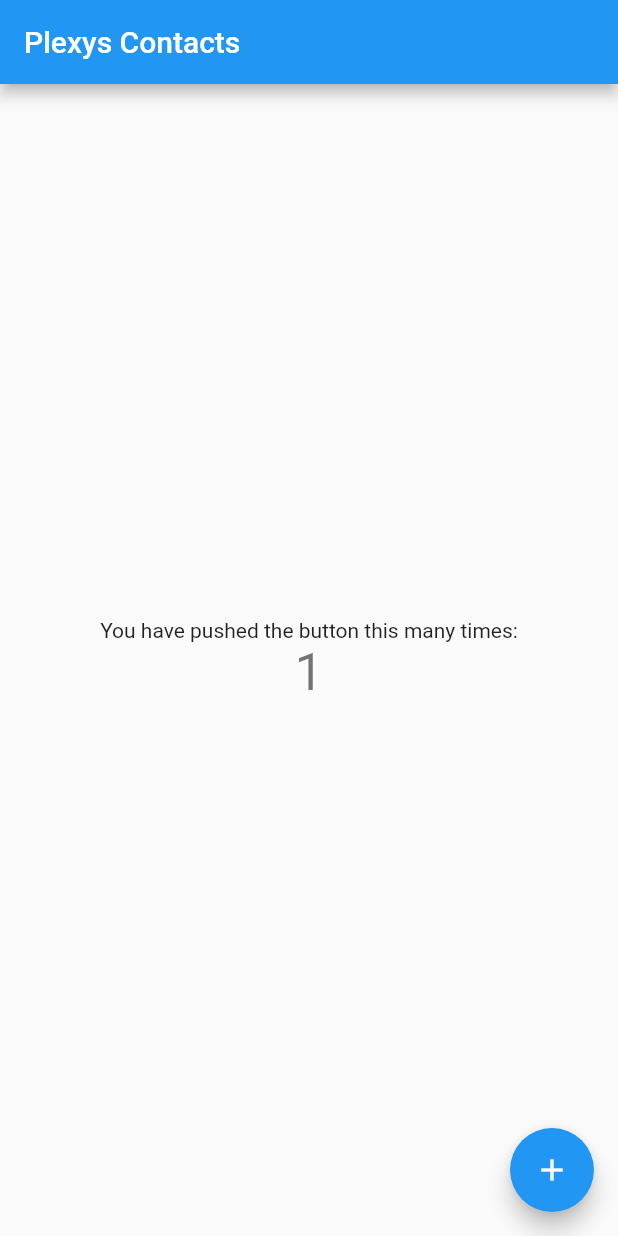
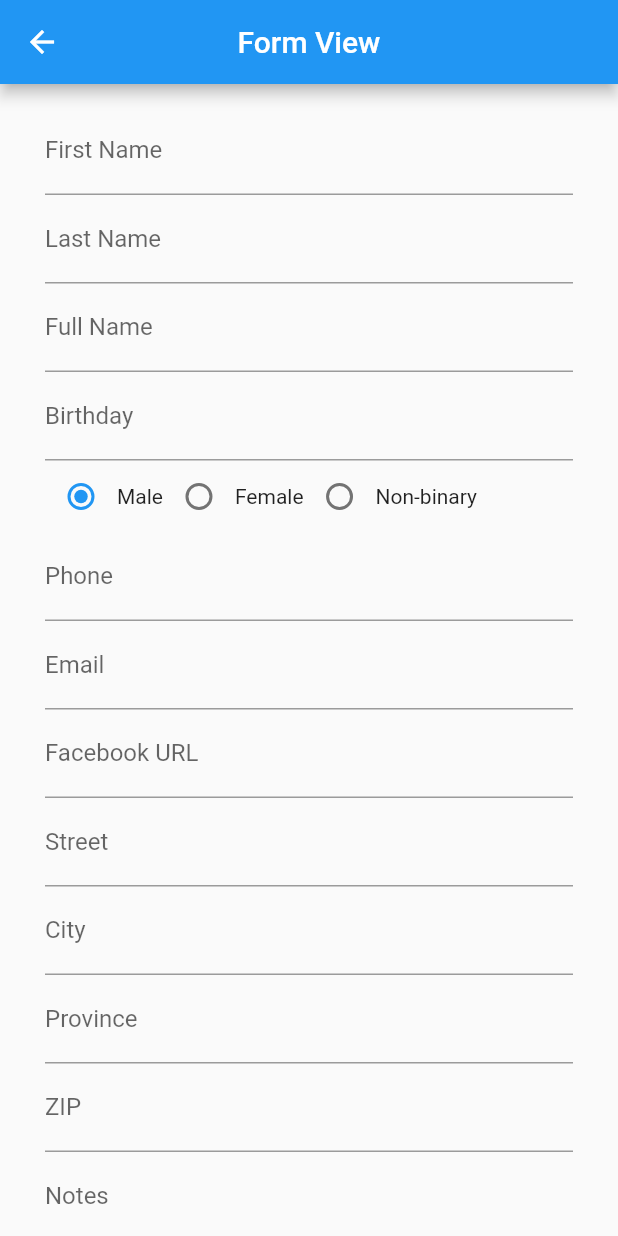
Before and after one commit to plexystech/contacts_flutter, a Flutter app: the screen it shows after launch, after a tap on the "add" icon, on a phone screen of 412 x 824 dp. Run offline on Flutter 3.47's test engine with Material 2 defaults, Android fonts, the light colour scheme and no system bars.

Commit message:
Added Models, and static pages for Details, Form, And List View

```diff
--- a/lib/main.dart
+++ b/lib/main.dart
@@ -1,43 +1,34 @@
 import 'package:flutter/material.dart';
+import 'models/contact.dart';
+
+// Pages
+import 'pages/Form.dart';
+import 'pages/Details.dart';
 
 void main() {
   runApp(MyApp());
 }
 
 class MyApp extends StatelessWidget {
-  // This widget is the root of your application.
   @override
   Widget build(BuildContext context) {
     return MaterialApp(
-      title: 'Flutter Demo',
+      title: 'Plexys Contacts',
       theme: ThemeData(
-        // This is the theme of your application.
-        //
-        // Try running your application with "flutter run". You'll see the
-        // application has a blue toolbar. Then, without quitting the app, try
-        // changing the primarySwatch below to Colors.green and then invoke
-        // "hot reload" (press "r" in the console where you ran "flutter run",
-        // or simply save your changes to "hot reload" in a Flutter IDE).
-        // Notice that the counter didn't reset back to zero; the application
-        // is not restarted.
         primarySwatch: Colors.blue,
       ),
-      home: MyHomePage(title: 'Plexys Contacts'),
+      initialRoute: '/',
+      routes: {
+        '/': (context) => MyHomePage(title: 'List View'),
+        '/form': (context) => FormView(title: 'Form View'),
+        '/details': (context) => DetailsView(title: 'Details View'),
+      },
     );
   }
 }
 
 class MyHomePage extends StatefulWidget {
   MyHomePage({Key key, this.title}) : super(key: key);
-
-  // This widget is the home page of your application. It is stateful, meaning
-  // that it has a State object (defined below) that contains fields that affect
-  // how it looks.
-
-  // This class is the configuration for the state. It holds the values (in this
-  // case the title) provided by the parent (in this case the App widget) and
-  // used by the build method of the State. Fields in a Widget subclass are
-  // always marked "final".
 
   final String title;
 
@@ -46,68 +37,66 @@
 }
 
 class _MyHomePageState extends State<MyHomePage> {
-  int _counter = 0;
-
-  void _incrementCounter() {
-    setState(() {
-      // This call to setState tells the Flutter framework that something has
-      // changed in this State, which causes it to rerun the build method below
-      // so that the display can reflect the updated values. If we changed
-      // _counter without calling setState(), then the build method would not be
-      // called again, and so nothing would appear to happen.
-      _counter++;
-    });
-  }
+  List<Contact> _contacts = [
+    Contact(
+      id: 1,
+      fullName: 'Naruto Uzumaki',
+      email: 'nuzumaki@konoha.jp',
+    ),
+    Contact(
+      id: 2,
+      fullName: 'Sasuke Uchiha',
+      email: 'suchiha@konoha.jp',
+    ),
+  ];
 
   @override
   Widget build(BuildContext context) {
-    // This method is rerun every time setState is called, for instance as done
-    // by the _incrementCounter method above.
-    //
-    // The Flutter framework has been optimized to make rerunning build methods
-    // fast, so that you can just rebuild anything that needs updating rather
-    // than having to individually change instances of widgets.
     return Scaffold(
       appBar: AppBar(
-        // Here we take the value from the MyHomePage object that was created by
-        // the App.build method, and use it to set our appbar title.
         title: Text(widget.title),
+        centerTitle: true,
       ),
       body: Center(
-        // Center is a layout widget. It takes a single child and positions it
-        // in the middle of the parent.
         child: Column(
-          // Column is also a layout widget. It takes a list of children and
-          // arranges them vertically. By default, it sizes itself to fit its
-          // children horizontally, and tries to be as tall as its parent.
-          //
-          // Invoke "debug painting" (press "p" in the console, choose the
-          // "Toggle Debug Paint" action from the Flutter Inspector in Android
-          // Studio, or the "Toggle Debug Paint" command in Visual Studio Code)
-          // to see the wireframe for each widget.
-          //
-          // Column has various properties to control how it sizes itself and
-          // how it positions its children. Here we use mainAxisAlignment to
-          // center the children vertically; the main axis here is the vertical
-          // axis because Columns are vertical (the cross axis would be
-          // horizontal).
-          mainAxisAlignment: MainAxisAlignment.center,
-          children: <Widget>[
-            Text(
-              'You have pushed the button this many times:',
-            ),
-            Text(
-              '$_counter',
-              style: Theme.of(context).textTheme.headline4,
-            ),
-          ],
+          mainAxisAlignment: MainAxisAlignment.start,
+          children: <Widget>[_list(_contacts)],
         ),
       ),
       floatingActionButton: FloatingActionButton(
-        onPressed: _incrementCounter,
-        tooltip: 'Increment',
+        onPressed: () => Navigator.pushNamed(context, '/form'),
         child: Icon(Icons.add),
-      ), // This trailing comma makes auto-formatting nicer for build methods.
+      ),
     );
   }
+
+  _list(List<Contact> _contacts) => Expanded(
+        child: Card(
+          margin: EdgeInsets.fromLTRB(20, 30, 20, 0),
+          child: ListView.builder(
+            padding: EdgeInsets.all(8),
+            itemBuilder: (context, index) {
+              return Column(
+                children: <Widget>[
+                  ListTile(
+                    onTap: () {
+                      Navigator.pushNamed(context, '/details');
+                    },
+                    leading: Icon(Icons.account_circle, size: 40.0),
+                    title: Text(
+                      _contacts[index].fullName.toUpperCase(),
+                      style: TextStyle(fontWeight: FontWeight.bold),
+                    ),
+                    subtitle: Text(_contacts[index].email),
+                  ),
+                  Divider(
+                    height: 5.0,
+                  ),
+                ],
+              );
+            },
+            itemCount: _contacts.length,
+          ),
+        ),
+      );
 }
--- /dev/null
+++ b/lib/models/contact.dart
@@ -0,0 +1,37 @@
+class Contact {
+  Contact({
+    this.id,
+    this.firstName,
+    this.lastName,
+    this.fullName,
+    this.birthDay,
+    this.sex,
+    this.phone,
+    this.email,
+    this.facebook,
+    this.street,
+    this.city,
+    this.province,
+    this.zip,
+    this.notes,
+  }); // Constructor where parameters are optional
+
+  int id;
+  String firstName;
+  String lastName;
+  String fullName;
+
+  DateTime birthDay;
+  String sex;
+
+  String phone;
+  String email;
+  String facebook;
+
+  String street;
+  String city;
+  String province;
+  String zip;
+
+  String notes;
+}
--- /dev/null
+++ b/lib/pages/Form.dart
@@ -0,0 +1,96 @@
+import 'package:flutter/material.dart';
+
+class FormView extends StatefulWidget {
+  FormView({Key key, this.title}) : super(key: key);
+
+  final String title;
+
+  @override
+  _FormViewState createState() => _FormViewState();
+}
+
+class _FormViewState extends State<FormView> {
+  final _formKey = GlobalKey<FormState>();
+  String _sex = 'male';
+
+  @override
+  Widget build(BuildContext context) {
+    return Scaffold(
+      appBar: AppBar(
+        title: Text(widget.title),
+        centerTitle: true,
+      ),
+      body: SingleChildScrollView(
+        child: Container(
+          padding: EdgeInsets.symmetric(
+            vertical: 15,
+            horizontal: 30,
+          ),
+          child: Form(
+              key: _formKey,
+              child: Column(
+                mainAxisAlignment: MainAxisAlignment.start,
+                children: <Widget>[
+                  _textFormField('First Name'),
+                  _textFormField('Last Name'),
+                  _textFormField('Full Name'),
+                  TextFormField(
+                    decoration: InputDecoration(
+                      labelText: 'Birthday',
+                      hintText: 'YYYY-MM-DD',
+                    ),
+                  ),
+                  Row(
+                    children: [
+                      _radioFormField('Male', 'male', _sex),
+                      _radioFormField('Female', 'female', _sex),
+                      _radioFormField('Non-binary', 'nonBinary', _sex),
+                    ],
+                  ),
+                  _textFormField('Phone'),
+                  _textFormField('Email'),
+                  _textFormField('Facebook URL'),
+                  _textFormField('Street'),
+                  _textFormField('City'),
+                  _textFormField('Province'),
+                  _textFormField('ZIP'),
+                  _textFormField('Notes'),
+                  Container(
+                    margin: EdgeInsets.all(10),
+                    child: RaisedButton(
+                      onPressed: () => {},
+                      child: Text('Submit'),
+                      color: Colors.blue,
+                      textColor: Colors.white,
+                    ),
+                  ),
+                ],
+              )),
+        ),
+      ),
+    );
+  }
+
+  _textFormField(String label) {
+    return TextFormField(
+      decoration: InputDecoration(labelText: label),
+    );
+  }
+
+  _radioFormField(String label, String value, groupValue) {
+    return Row(
+      children: [
+        Radio(
+          value: value,
+          groupValue: groupValue,
+          onChanged: (value) {
+            setState(() {
+              groupValue = value;
+            });
+          },
+        ),
+        Text(label),
+      ],
+    );
+  }
+}
```
Also changed, not shown: lib/pages/Details.dart (added, +66 -0 lines).
